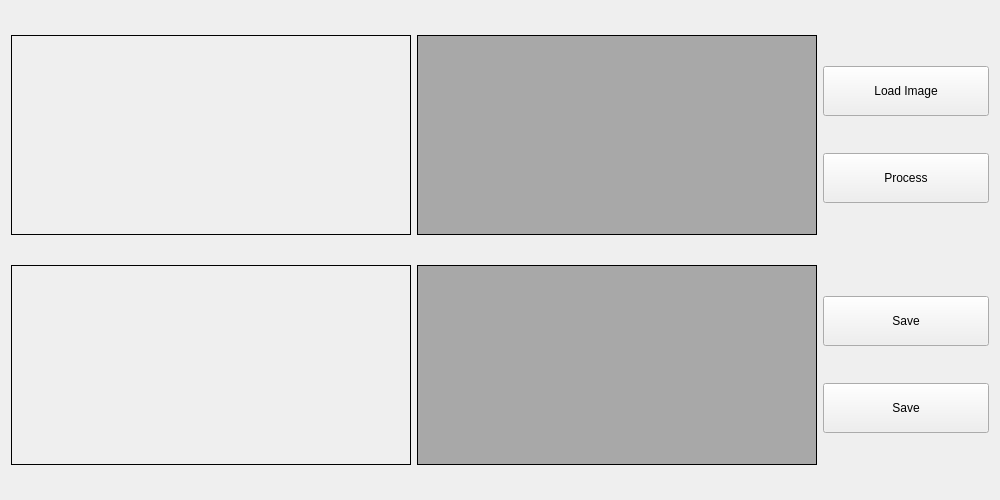
Old version of the form form.ui in the repository miron-khoruzhenko/qt-school-cv-project.
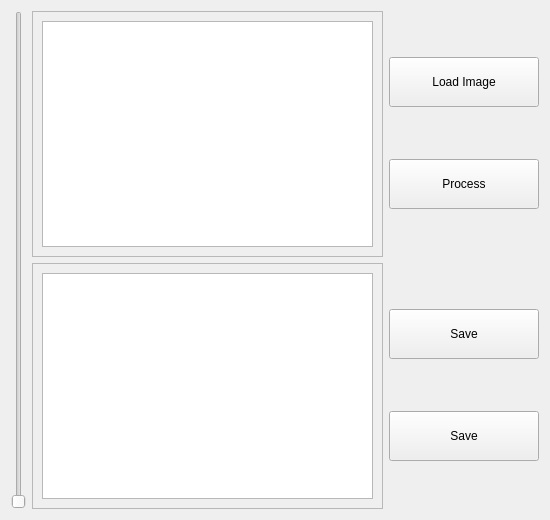
New version of the form.

Diff of the .ui file:
```diff
--- a/form.ui
+++ b/form.ui
@@ -6,8 +6,8 @@
    <rect>
     <x>0</x>
     <y>0</y>
-    <width>1000</width>
-    <height>500</height>
+    <width>550</width>
+    <height>520</height>
    </rect>
   </property>
   <property name="sizePolicy">
@@ -18,14 +18,14 @@
   </property>
   <property name="minimumSize">
    <size>
-    <width>1000</width>
-    <height>500</height>
+    <width>550</width>
+    <height>520</height>
    </size>
   </property>
   <property name="maximumSize">
    <size>
-    <width>1000</width>
-    <height>500</height>
+    <width>99999</width>
+    <height>99999</height>
    </size>
   </property>
   <property name="cursor">
@@ -34,107 +34,59 @@
   <property name="windowTitle">
    <string>Widget</string>
   </property>
-  <layout class="QVBoxLayout" name="verticalLayout">
+  <layout class="QHBoxLayout" name="horizontalLayout_5">
    <item>
-    <layout class="QVBoxLayout" name="verticalLayout_2" stretch="1,1,0">
+    <widget class="QSlider" name="verticalSlider">
+     <property name="orientation">
+      <enum>Qt::Vertical</enum>
+     </property>
+    </widget>
+   </item>
+   <item>
+    <layout class="QVBoxLayout" name="verticalLayout_2" stretch="1,1">
      <item>
-      <layout class="QHBoxLayout" name="horizontalLayout_3" stretch="1,1,0">
+      <layout class="QHBoxLayout" name="horizontalLayout_3" stretch="0,0">
        <item>
-        <widget class="QLabel" name="loaded_img">
+        <widget class="QFrame" name="frame">
          <property name="sizePolicy">
-          <sizepolicy hsizetype="Fixed" vsizetype="Fixed">
+          <sizepolicy hsizetype="Expanding" vsizetype="Expanding">
            <horstretch>0</horstretch>
            <verstretch>0</verstretch>
           </sizepolicy>
          </property>
-         <property name="minimumSize">
-          <size>
-           <width>400</width>
-           <height>200</height>
-          </size>
-         </property>
-         <property name="maximumSize">
-          <size>
-           <width>400</width>
-           <height>200</height>
-          </size>
-         </property>
-         <property name="baseSize">
-          <size>
-           <width>0</width>
-           <height>0</height>
-          </size>
-         </property>
-         <property name="cursor">
-          <cursorShape>CrossCursor</cursorShape>
-         </property>
-         <property name="layoutDirection">
-          <enum>Qt::LeftToRight</enum>
-         </property>
          <property name="frameShape">
-          <enum>QFrame::Panel</enum>
+          <enum>QFrame::StyledPanel</enum>
          </property>
-         <property name="text">
-          <string/>
+         <property name="frameShadow">
+          <enum>QFrame::Raised</enum>
          </property>
-         <property name="alignment">
-          <set>Qt::AlignCenter</set>
-         </property>
-        </widget>
-       </item>
-       <item>
-        <widget class="QLabel" name="loaded_img_graph">
-         <property name="sizePolicy">
-          <sizepolicy hsizetype="Fixed" vsizetype="Fixed">
-           <horstretch>0</horstretch>
-           <verstretch>0</verstretch>
-          </sizepolicy>
-         </property>
-         <property name="minimumSize">
-          <size>
-           <width>400</width>
-           <height>200</height>
-          </size>
-         </property>
-         <property name="maximumSize">
-          <size>
-           <width>400</width>
-           <height>200</height>
-          </size>
-         </property>
-         <property name="baseSize">
-          <size>
-           <width>0</width>
-           <height>0</height>
-          </size>
-         </property>
-         <property name="cursor">
-          <cursorShape>CrossCursor</cursorShape>
-         </property>
-         <property name="layoutDirection">
-          <enum>Qt::LeftToRight</enum>
-         </property>
-         <property name="styleSheet">
-          <string notr="true">background-color: rgb(168, 168, 168);</string>
-         </property>
-         <property name="frameShape">
-          <enum>QFrame::Panel</enum>
-         </property>
-         <property name="text">
-          <string/>
-         </property>
-         <property name="alignment">
-          <set>Qt::AlignCenter</set>
-         </property>
+         <layout class="QHBoxLayout" name="horizontalLayout_4">
+          <item>
+           <widget class="QGraphicsView" name="loaded_img">
+            <property name="verticalScrollBarPolicy">
+             <enum>Qt::ScrollBarAlwaysOff</enum>
+            </property>
+            <property name="horizontalScrollBarPolicy">
+             <enum>Qt::ScrollBarAlwaysOff</enum>
+            </property>
+           </widget>
+          </item>
+         </layout>
         </widget>
        </item>
        <item>
         <layout class="QVBoxLayout" name="verticalLayout_3">
          <item>
           <widget class="QPushButton" name="load_img_btn">
+           <property name="sizePolicy">
+            <sizepolicy hsizetype="Fixed" vsizetype="Fixed">
+             <horstretch>0</horstretch>
+             <verstretch>0</verstretch>
+            </sizepolicy>
+           </property>
            <property name="minimumSize">
             <size>
-             <width>0</width>
+             <width>150</width>
              <height>50</height>
             </size>
            </property>
@@ -148,9 +100,15 @@
          </item>
          <item>
           <widget class="QPushButton" name="process_img_btn">
+           <property name="sizePolicy">
+            <sizepolicy hsizetype="Fixed" vsizetype="Fixed">
+             <horstretch>0</horstretch>
+             <verstretch>0</verstretch>
+            </sizepolicy>
+           </property>
            <property name="minimumSize">
             <size>
-             <width>0</width>
+             <width>150</width>
              <height>50</height>
             </size>
            </property>
@@ -167,70 +125,27 @@
       </layout>
      </item>
      <item>
-      <layout class="QHBoxLayout" name="horizontalLayout_2" stretch="1,1,0">
+      <layout class="QHBoxLayout" name="horizontalLayout_2" stretch="0,0">
        <item>
-        <widget class="QLabel" name="processed_img">
+        <widget class="QFrame" name="frame_2">
          <property name="sizePolicy">
-          <sizepolicy hsizetype="Fixed" vsizetype="Fixed">
+          <sizepolicy hsizetype="Expanding" vsizetype="Expanding">
            <horstretch>0</horstretch>
            <verstretch>0</verstretch>
           </sizepolicy>
          </property>
          <property name="minimumSize">
           <size>
-           <width>400</width>
-           <height>200</height>
+           <width>0</width>
+           <height>0</height>
           </size>
          </property>
-         <property name="maximumSize">
+         <property name="sizeIncrement">
           <size>
-           <width>400</width>
-           <height>200</height>
-          </size>
-         </property>
-         <property name="baseSize">
-          <size>
            <width>0</width>
            <height>0</height>
           </size>
          </property>
-         <property name="cursor">
-          <cursorShape>CrossCursor</cursorShape>
-         </property>
-         <property name="layoutDirection">
-          <enum>Qt::LeftToRight</enum>
-         </property>
-         <property name="frameShape">
-          <enum>QFrame::Panel</enum>
-         </property>
-         <property name="text">
-          <string/>
-         </property>
-         <property name="alignment">
-          <set>Qt::AlignCenter</set>
-         </property>
-        </widget>
-       </item>
-       <item>
-        <widget class="QLabel" name="processed_img_graph">
-         <property name="sizePolicy">
-          <sizepolicy hsizetype="Fixed" vsizetype="Fixed">
-           <horstretch>0</horstretch>
-           <verstretch>0</verstretch>
-          </sizepolicy>
-         </property>
-         <property name="minimumSize">
-          <size>
-           <width>400</width>
-           <height>200</height>
-          </size>
-         </property>
-         <property name="maximumSize">
-          <size>
-           <width>400</width>
-           <height>200</height>
-          </size>
-         </property>
          <property name="baseSize">
           <size>
            <width>0</width>
@@ -243,27 +158,48 @@
          <property name="layoutDirection">
           <enum>Qt::LeftToRight</enum>
          </property>
-         <property name="styleSheet">
-          <string notr="true">background-color: rgb(168, 168, 168);</string>
-         </property>
          <property name="frameShape">
-          <enum>QFrame::Panel</enum>
+          <enum>QFrame::StyledPanel</enum>
          </property>
-         <property name="text">
-          <string/>
+         <property name="frameShadow">
+          <enum>QFrame::Raised</enum>
          </property>
-         <property name="alignment">
-          <set>Qt::AlignCenter</set>
-         </property>
+         <layout class="QHBoxLayout" name="horizontalLayout">
+          <item>
+           <widget class="QGraphicsView" name="processed_img">
+            <property name="verticalScrollBarPolicy">
+             <enum>Qt::ScrollBarAlwaysOff</enum>
+            </property>
+            <property name="horizontalScrollBarPolicy">
+             <enum>Qt::ScrollBarAlwaysOff</enum>
+            </property>
+            <property name="backgroundBrush">
+             <brush brushstyle="Dense5Pattern">
+              <color alpha="255">
+               <red>0</red>
+               <green>0</green>
+               <blue>0</blue>
+              </color>
+             </brush>
+            </property>
+           </widget>
+          </item>
+         </layout>
         </widget>
        </item>
        <item>
         <layout class="QVBoxLayout" name="verticalLayout_4">
          <item>
           <widget class="QPushButton" name="pushButton_2">
+           <property name="sizePolicy">
+            <sizepolicy hsizetype="Fixed" vsizetype="Fixed">
+             <horstretch>0</horstretch>
+             <verstretch>0</verstretch>
+            </sizepolicy>
+           </property>
            <property name="minimumSize">
             <size>
-             <width>0</width>
+             <width>150</width>
              <height>50</height>
             </size>
            </property>
@@ -274,9 +210,15 @@
          </item>
          <item>
           <widget class="QPushButton" name="pushButton_3">
+           <property name="sizePolicy">
+            <sizepolicy hsizetype="Fixed" vsizetype="Fixed">
+             <horstretch>0</horstretch>
+             <verstretch>0</verstretch>
+            </sizepolicy>
+           </property>
            <property name="minimumSize">
             <size>
-             <width>0</width>
+             <width>150</width>
              <height>50</height>
             </size>
            </property>
@@ -289,9 +231,6 @@
        </item>
       </layout>
      </item>
-     <item>
-      <layout class="QHBoxLayout" name="horizontalLayout"/>
-     </item>
     </layout>
    </item>
   </layout>
```
Left out of the diff: 3 changed lines with no effect on the pictures.
